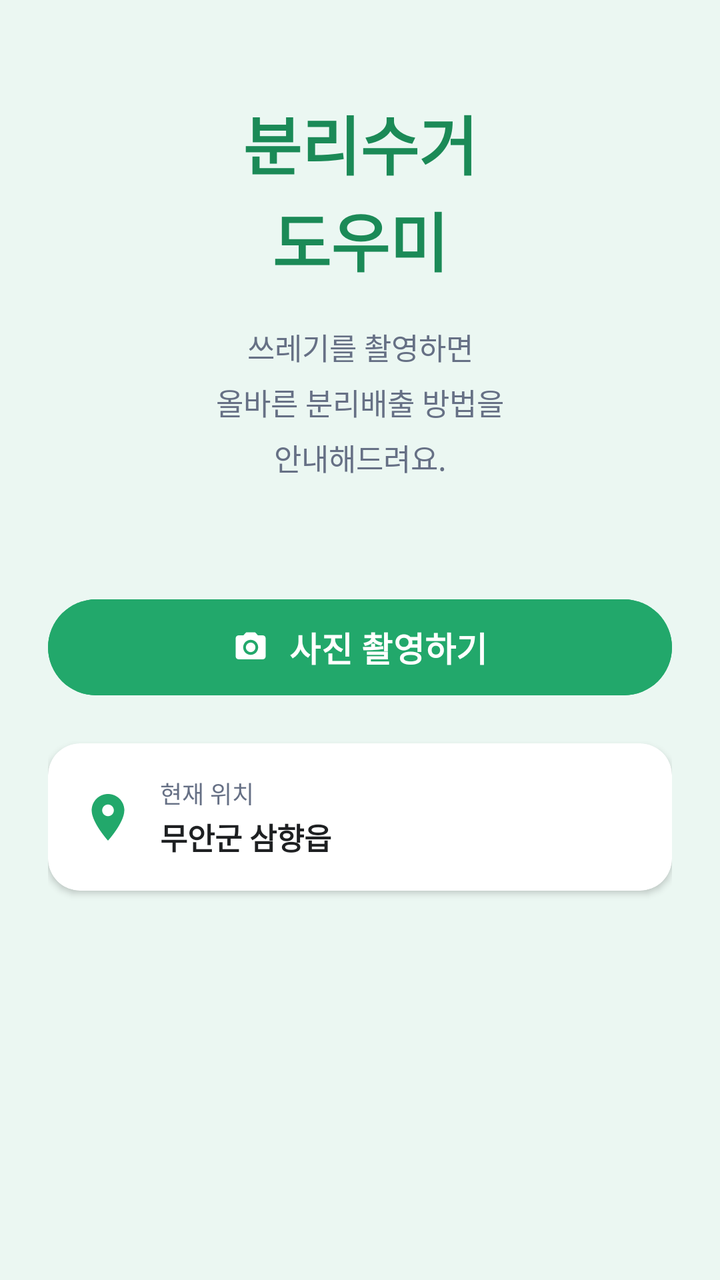
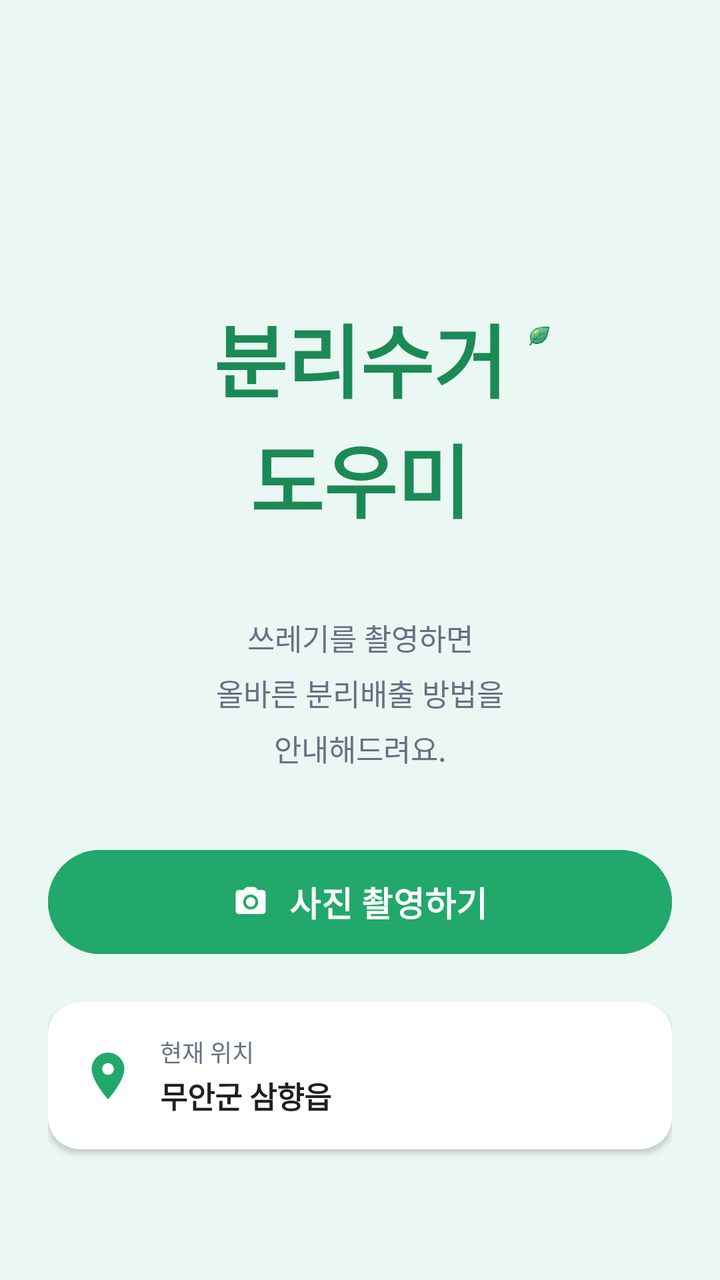

The first picture is an Android layout as it rendered before a commit; the second is the same layout after the commit. The layout source and the unified diff follow.
<!-- AndroidManifest.xml: application theme Theme.RecycleGuide -->
<!-- res/layout/fragment_home.xml -->
<?xml version="1.0" encoding="utf-8"?>
<androidx.core.widget.NestedScrollView xmlns:android="http://schemas.android.com/apk/res/android"
    xmlns:app="http://schemas.android.com/apk/res-auto"
    android:layout_width="match_parent"
    android:layout_height="match_parent"
    android:background="@color/bg_green_light"
    android:fillViewport="true">

    <androidx.constraintlayout.widget.ConstraintLayout
        android:layout_width="match_parent"
        android:layout_height="wrap_content"
        android:paddingHorizontal="24dp"
        android:paddingTop="48dp"
        android:paddingBottom="24dp">

        
        <LinearLayout
            android:id="@+id/layout_title"
            android:layout_width="wrap_content"
            android:layout_height="wrap_content"
            android:gravity="center"
            android:orientation="horizontal"
            app:layout_constraintEnd_toEndOf="parent"
            app:layout_constraintStart_toStartOf="parent"
            app:layout_constraintTop_toTopOf="parent">

            <TextView
                android:layout_width="wrap_content"
                android:layout_height="wrap_content"
                android:gravity="center"
                android:lineSpacingExtra="2dp"
                android:text="@string/title_app_main"
                android:textColor="@color/primary_green_dark"
                android:textSize="32sp"
                android:textStyle="bold" />
        </LinearLayout>

        
        <TextView
            android:id="@+id/tv_subtitle"
            android:layout_width="wrap_content"
            android:layout_height="wrap_content"
            android:layout_marginTop="20dp"
            android:gravity="center"
            android:lineSpacingExtra="6dp"
            android:text="@string/subtitle_app_main"
            android:textColor="@color/text_sub"
            android:textSize="15sp"
            app:layout_constraintEnd_toEndOf="parent"
            app:layout_constraintStart_toStartOf="parent"
            app:layout_constraintTop_toBottomOf="@id/layout_title" />

        
        <com.google.android.material.button.MaterialButton
            android:id="@+id/btn_camera"
            android:layout_width="0dp"
            android:layout_height="56dp"
            android:layout_marginTop="56dp"
            android:backgroundTint="@color/primary_green"
            android:text="@string/btn_take_photo"
            android:textColor="@color/white"
            android:textSize="17sp"
            android:textStyle="bold"
            app:cornerRadius="28dp"
            app:icon="@drawable/baseline_camera_alt_24"
            app:iconGravity="textStart"
            app:iconPadding="10dp"
            app:iconTint="@color/white"
            app:layout_constraintEnd_toEndOf="parent"
            app:layout_constraintStart_toStartOf="parent"
            app:layout_constraintTop_toBottomOf="@id/tv_subtitle" />

        
        <com.google.android.material.card.MaterialCardView
            android:id="@+id/card_location"
            android:layout_width="0dp"
            android:layout_height="wrap_content"
            android:layout_marginTop="20dp"
            app:cardBackgroundColor="@color/white"
            app:cardCornerRadius="16dp"
            app:cardElevation="2dp"
            app:strokeWidth="0dp"
            app:layout_constraintEnd_toEndOf="parent"
            app:layout_constraintStart_toStartOf="parent"
            app:layout_constraintTop_toBottomOf="@id/btn_camera">

            <androidx.constraintlayout.widget.ConstraintLayout
                android:layout_width="match_parent"
                android:layout_height="wrap_content"
                android:padding="16dp">

                
                <ImageView
                    android:id="@+id/iv_location_icon"
                    android:layout_width="28dp"
                    android:layout_height="28dp"
                    android:importantForAccessibility="no"
                    app:layout_constraintBottom_toBottomOf="parent"
                    app:layout_constraintStart_toStartOf="parent"
                    app:layout_constraintTop_toTopOf="parent"
                    app:srcCompat="@drawable/baseline_location_on_24"
                    app:tint="@color/primary_green" />

                
                <TextView
                    android:id="@+id/tv_location_label"
                    android:layout_width="wrap_content"
                    android:layout_height="wrap_content"
                    android:layout_marginStart="12dp"
                    android:text="@string/label_current_location"
                    android:textColor="@color/text_sub"
                    android:textSize="12sp"
                    app:layout_constraintStart_toEndOf="@id/iv_location_icon"
                    app:layout_constraintTop_toTopOf="parent" />

                <TextView
                    android:id="@+id/tv_location_name"
                    android:layout_width="wrap_content"
                    android:layout_height="wrap_content"
                    android:layout_marginStart="12dp"
                    android:layout_marginTop="2dp"
                    android:text="@string/sample_location"
                    android:textColor="@color/text_main"
                    android:textSize="15sp"
                    android:textStyle="bold"
                    app:layout_constraintStart_toEndOf="@id/iv_location_icon"
                    app:layout_constraintTop_toBottomOf="@id/tv_location_label" />

            </androidx.constraintlayout.widget.ConstraintLayout>
        </com.google.android.material.card.MaterialCardView>

    </androidx.constraintlayout.widget.ConstraintLayout>
</androidx.core.widget.NestedScrollView>
<!-- resources referenced by this layout -->
<resources>
  <color name="bg_green_light">#EBF7F2</color>
  <color name="primary_green">#22A86B</color>
  <color name="primary_green_dark">#1B8A57</color>
  <color name="text_main">#1E2022</color>
  <color name="text_sub">#667085</color>
  <color name="white">#FFFFFFFF</color>
  <!-- drawable baseline_camera_alt_24 (drawable) -->
  <vector xmlns:android="http://schemas.android.com/apk/res/android" android:height="24dp" android:tint="#000000" android:viewportHeight="24" android:viewportWidth="24" android:width="24dp">
        
      <path android:fillColor="@android:color/white" android:pathData="M12,12m-3.2,0a3.2,3.2 0,1 1,6.4 0a3.2,3.2 0,1 1,-6.4 0"/>
        
      <path android:fillColor="@android:color/white" android:pathData="M9,2L7.17,4L4,4c-1.1,0 -2,0.9 -2,2v12c0,1.1 0.9,2 2,2h16c1.1,0 2,-0.9 2,-2L22,6c0,-1.1 -0.9,-2 -2,-2h-3.17L15,2L9,2zM12,17c-2.76,0 -5,-2.24 -5,-5s2.24,-5 5,-5 5,2.24 5,5 -2.24,5 -5,5z"/>
      
  </vector>
  <!-- drawable baseline_location_on_24 (drawable) -->
  <vector xmlns:android="http://schemas.android.com/apk/res/android" android:height="24dp" android:tint="#000000" android:viewportHeight="24" android:viewportWidth="24" android:width="24dp">
        
      <path android:fillColor="@android:color/white" android:pathData="M12,2C8.13,2 5,5.13 5,9c0,5.25 7,13 7,13s7,-7.75 7,-13c0,-3.87 -3.13,-7 -7,-7zM12,11.5c-1.38,0 -2.5,-1.12 -2.5,-2.5s1.12,-2.5 2.5,-2.5 2.5,1.12 2.5,2.5 -1.12,2.5 -2.5,2.5z"/>
      
  </vector>
  <string name="btn_take_photo">사진 촬영하기</string>
  <string name="label_current_location">현재 위치</string>
  <string name="sample_location">무안군 삼향읍</string>
  <string name="subtitle_app_main">쓰레기를 촬영하면\n올바른 분리배출 방법을\n안내해드려요.</string>
  <string name="title_app_main">분리수거\n도우미</string>
  <style name="Theme.RecycleGuide" parent="Base.Theme.RecycleGuide" />
  <style name="Base.Theme.RecycleGuide" parent="Theme.Material3.DayNight.NoActionBar">
          
          
      </style>
</resources>

<!-- the commit's change to res/layout/fragment_home.xml (unified diff, before → after) -->
@@ -1,5 +1,5 @@
-<?xml version="1.0" encoding="utf-8"?>
-<androidx.core.widget.NestedScrollView xmlns:android="http://schemas.android.com/apk/res/android"
+<androidx.core.widget.NestedScrollView
+    xmlns:android="http://schemas.android.com/apk/res/android"
     xmlns:app="http://schemas.android.com/apk/res-auto"
     android:layout_width="match_parent"
     android:layout_height="match_parent"
@@ -10,52 +10,58 @@
         android:layout_width="match_parent"
         android:layout_height="wrap_content"
         android:paddingHorizontal="24dp"
-        android:paddingTop="48dp"
+        android:paddingTop="150dp"
         android:paddingBottom="24dp">
 
         
-        <LinearLayout
+        <TextView
             android:id="@+id/layout_title"
             android:layout_width="wrap_content"
             android:layout_height="wrap_content"
             android:gravity="center"
-            android:orientation="horizontal"
+            android:lineSpacingExtra="2dp"
+            android:text="@string/title_app_main"
+            android:textColor="@color/primary_green_dark"
+            android:textSize="40sp"
+            android:textStyle="bold"
             app:layout_constraintEnd_toEndOf="parent"
             app:layout_constraintStart_toStartOf="parent"
-            app:layout_constraintTop_toTopOf="parent">
+            app:layout_constraintTop_toTopOf="parent" />
 
-            <TextView
-                android:layout_width="wrap_content"
-                android:layout_height="wrap_content"
-                android:gravity="center"
-                android:lineSpacingExtra="2dp"
-                android:text="@string/title_app_main"
-                android:textColor="@color/primary_green_dark"
-                android:textSize="32sp"
-                android:textStyle="bold" />
-        </LinearLayout>
+        
+        <ImageView
+            android:id="@+id/iv_title_leaf"
+            android:layout_width="28dp"
+            android:layout_height="28dp"
+            android:layout_marginStart="2dp"
+            android:layout_marginTop="4dp"
+            android:contentDescription="@null"
+            android:scaleType="fitCenter"
+            app:srcCompat="@drawable/leaf"
+            app:layout_constraintStart_toEndOf="@id/layout_title"
+            app:layout_constraintTop_toTopOf="@id/layout_title" />
 
         
         <TextView
             android:id="@+id/tv_subtitle"
             android:layout_width="wrap_content"
             android:layout_height="wrap_content"
-            android:layout_marginTop="20dp"
+            android:layout_marginTop="40dp"
             android:gravity="center"
             android:lineSpacingExtra="6dp"
             android:text="@string/subtitle_app_main"
             android:textColor="@color/text_sub"
             android:textSize="15sp"
-            app:layout_constraintEnd_toEndOf="parent"
+            app:layout_constraintTop_toBottomOf="@id/layout_title"
             app:layout_constraintStart_toStartOf="parent"
-            app:layout_constraintTop_toBottomOf="@id/layout_title" />
+            app:layout_constraintEnd_toEndOf="parent" />
 
         
         <com.google.android.material.button.MaterialButton
             android:id="@+id/btn_camera"
             android:layout_width="0dp"
-            android:layout_height="56dp"
-            android:layout_marginTop="56dp"
+            android:layout_height="60dp"
+            android:layout_marginTop="36dp"
             android:backgroundTint="@color/primary_green"
             android:text="@string/btn_take_photo"
             android:textColor="@color/white"
@@ -80,9 +86,9 @@
             app:cardCornerRadius="16dp"
             app:cardElevation="2dp"
             app:strokeWidth="0dp"
-            app:layout_constraintEnd_toEndOf="parent"
+            app:layout_constraintTop_toBottomOf="@id/btn_camera"
             app:layout_constraintStart_toStartOf="parent"
-            app:layout_constraintTop_toBottomOf="@id/btn_camera">
+            app:layout_constraintEnd_toEndOf="parent">
 
             <androidx.constraintlayout.widget.ConstraintLayout
                 android:layout_width="match_parent"
@@ -94,28 +100,30 @@
                     android:id="@+id/iv_location_icon"
                     android:layout_width="28dp"
                     android:layout_height="28dp"
-                    android:importantForAccessibility="no"
-                    app:layout_constraintBottom_toBottomOf="parent"
+                    android:contentDescription="@null"
+                    app:srcCompat="@drawable/baseline_location_on_24"
+                    app:tint="@color/primary_green"
                     app:layout_constraintStart_toStartOf="parent"
                     app:layout_constraintTop_toTopOf="parent"
-                    app:srcCompat="@drawable/baseline_location_on_24"
-                    app:tint="@color/primary_green" />
+                    app:layout_constraintBottom_toBottomOf="parent" />
 
                 
                 <TextView
                     android:id="@+id/tv_location_label"
-                    android:layout_width="wrap_content"
+                    android:layout_width="0dp"
                     android:layout_height="wrap_content"
                     android:layout_marginStart="12dp"
                     android:text="@string/label_current_location"
                     android:textColor="@color/text_sub"
                     android:textSize="12sp"
                     app:layout_constraintStart_toEndOf="@id/iv_location_icon"
+                    app:layout_constraintEnd_toStartOf="@id/tv_location_arrow"
                     app:layout_constraintTop_toTopOf="parent" />
 
+                
                 <TextView
                     android:id="@+id/tv_location_name"
-                    android:layout_width="wrap_content"
+                    android:layout_width="0dp"
                     android:layout_height="wrap_content"
                     android:layout_marginStart="12dp"
                     android:layout_marginTop="2dp"
@@ -124,10 +132,25 @@
                     android:textSize="15sp"
                     android:textStyle="bold"
                     app:layout_constraintStart_toEndOf="@id/iv_location_icon"
+                    app:layout_constraintEnd_toStartOf="@id/tv_location_arrow"
                     app:layout_constraintTop_toBottomOf="@id/tv_location_label" />
 
+                
+                <TextView
+                    android:id="@+id/tv_location_arrow"
+                    android:layout_width="wrap_content"
+                    android:layout_height="wrap_content"
+
+                    android:textColor="@color/primary_green"
+                    android:textSize="26sp"
+                    app:layout_constraintEnd_toEndOf="parent"
+                    app:layout_constraintTop_toTopOf="parent"
+                    app:layout_constraintBottom_toBottomOf="parent" />
+
             </androidx.constraintlayout.widget.ConstraintLayout>
+
         </com.google.android.material.card.MaterialCardView>
 
     </androidx.constraintlayout.widget.ConstraintLayout>
+
 </androidx.core.widget.NestedScrollView>
<!-- resource entries referenced after the edit -->
@@ -20,6 +20,7 @@
       <path android:fillColor="@android:color/white" android:pathData="M12,2C8.13,2 5,5.13 5,9c0,5.25 7,13 7,13s7,-7.75 7,-13c0,-3.87 -3.13,-7 -7,-7zM12,11.5c-1.38,0 -2.5,-1.12 -2.5,-2.5s1.12,-2.5 2.5,-2.5 2.5,1.12 2.5,2.5 -1.12,2.5 -2.5,2.5z"/>
       
   </vector>
+  <!-- drawable leaf: png bitmap (drawable, 307383 bytes) -->
   <string name="btn_take_photo">사진 촬영하기</string>
   <string name="label_current_location">현재 위치</string>
   <string name="sample_location">무안군 삼향읍</string>
